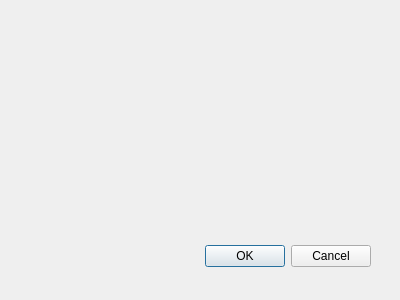
The window that updatenamesender.ui (embicoin/update_name_Qt) describes before a commit, drawn with Qt 5.
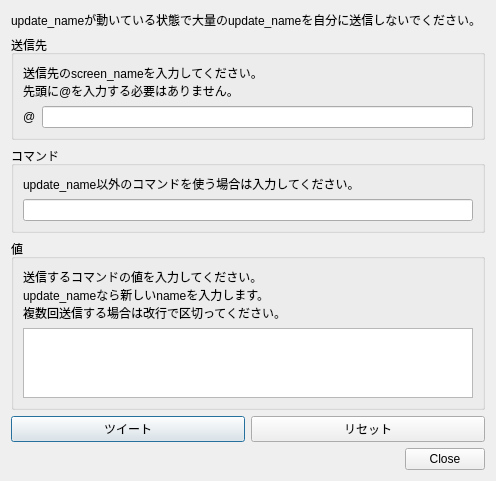
The same window after the commit.

The edit to the form file:
```diff
--- a/updatenamesender.ui
+++ b/updatenamesender.ui
@@ -8,29 +8,121 @@
    <rect>
     <x>0</x>
     <y>0</y>
-    <width>400</width>
-    <height>300</height>
+    <width>496</width>
+    <height>418</height>
    </rect>
   </property>
   <property name="windowTitle">
    <string>Dialog</string>
   </property>
-  <widget name="buttonBox" class="QDialogButtonBox">
-   <property name="geometry">
-    <rect>
-     <x>30</x>
-     <y>240</y>
-     <width>341</width>
-     <height>32</height>
-    </rect>
-   </property>
-   <property name="orientation">
-    <enum>Qt::Horizontal</enum>
-   </property>
-   <property name="standardButtons">
-    <set>QDialogButtonBox::Cancel|QDialogButtonBox::Ok</set>
-   </property>
-  </widget>
+  <layout class="QVBoxLayout" name="verticalLayout">
+   <item>
+    <widget class="QLabel" name="label_5">
+     <property name="text">
+      <string>update_nameが動いている状態で大量のupdate_nameを自分に送信しないでください。</string>
+     </property>
+    </widget>
+   </item>
+   <item>
+    <widget class="QGroupBox" name="groupBox">
+     <property name="title">
+      <string>送信先</string>
+     </property>
+     <layout class="QVBoxLayout" name="verticalLayout_2">
+      <item>
+       <widget class="QLabel" name="label">
+        <property name="text">
+         <string>送信先のscreen_nameを入力してください。
+先頭に@を入力する必要はありません。</string>
+        </property>
+       </widget>
+      </item>
+      <item>
+       <layout class="QHBoxLayout" name="horizontalLayout">
+        <item>
+         <widget class="QLabel" name="label_2">
+          <property name="text">
+           <string>@</string>
+          </property>
+         </widget>
+        </item>
+        <item>
+         <widget class="QLineEdit" name="screenNameLine"/>
+        </item>
+       </layout>
+      </item>
+     </layout>
+    </widget>
+   </item>
+   <item>
+    <widget class="QGroupBox" name="groupBox_2">
+     <property name="title">
+      <string>コマンド</string>
+     </property>
+     <layout class="QVBoxLayout" name="verticalLayout_3">
+      <item>
+       <widget class="QLabel" name="label_3">
+        <property name="text">
+         <string>update_name以外のコマンドを使う場合は入力してください。</string>
+        </property>
+       </widget>
+      </item>
+      <item>
+       <widget class="QLineEdit" name="commandLine"/>
+      </item>
+     </layout>
+    </widget>
+   </item>
+   <item>
+    <widget class="QGroupBox" name="groupBox_3">
+     <property name="title">
+      <string>値</string>
+     </property>
+     <layout class="QVBoxLayout" name="verticalLayout_4">
+      <item>
+       <widget class="QLabel" name="label_4">
+        <property name="text">
+         <string>送信するコマンドの値を入力してください。
+update_nameなら新しいnameを入力します。
+複数回送信する場合は改行で区切ってください。</string>
+        </property>
+       </widget>
+      </item>
+      <item>
+       <widget class="QPlainTextEdit" name="valueText"/>
+      </item>
+     </layout>
+    </widget>
+   </item>
+   <item>
+    <layout class="QHBoxLayout" name="horizontalLayout_2">
+     <item>
+      <widget class="QPushButton" name="tweetButton">
+       <property name="text">
+        <string>ツイート</string>
+       </property>
+      </widget>
+     </item>
+     <item>
+      <widget class="QPushButton" name="resetButton">
+       <property name="text">
+        <string>リセット</string>
+       </property>
+      </widget>
+     </item>
+    </layout>
+   </item>
+   <item>
+    <widget class="QDialogButtonBox" name="buttonBox">
+     <property name="orientation">
+      <enum>Qt::Horizontal</enum>
+     </property>
+     <property name="standardButtons">
+      <set>QDialogButtonBox::Close</set>
+     </property>
+    </widget>
+   </item>
+  </layout>
  </widget>
  <pixmapfunction/>
  <resources/>
```
Left out of the diff: 57 changed lines with no effect on the pictures.
